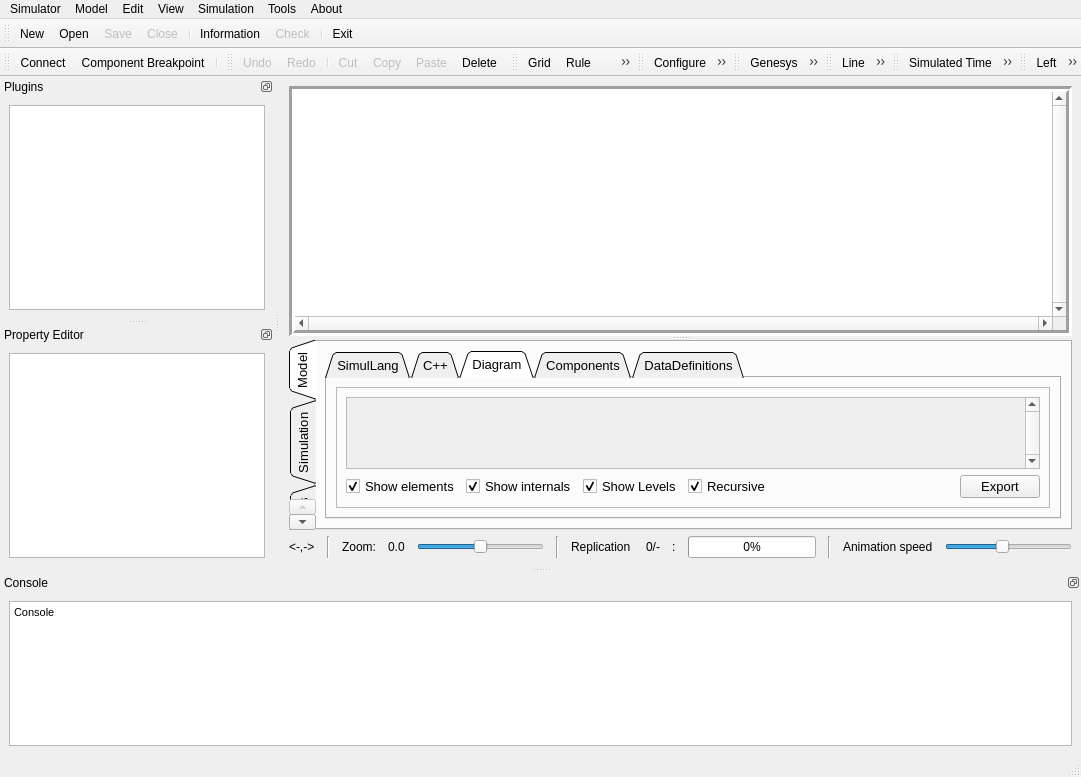
First picture: the form in source/applications/gui/qt/GenesysQtGUI/mainwindow.ui, repository rlcancian/Genesys-Simulator, before the edit.
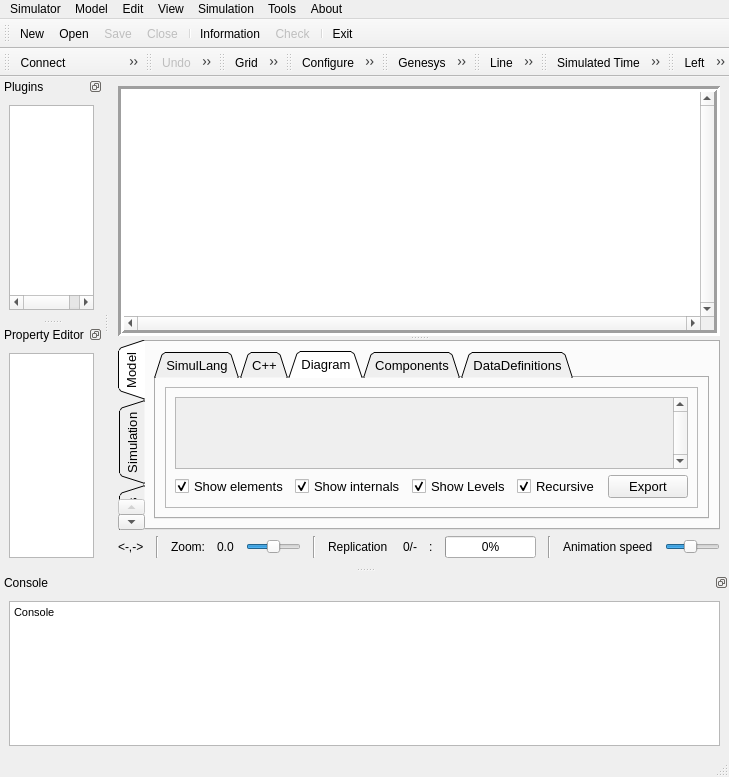
Second picture: the form after the edit. The open tabs and pages were chosen to show the change. Icons and pictures are not drawn. Custom widgets are drawn as their Qt base class.

Patch:
```diff
--- a/source/applications/gui/qt/GenesysQtGUI/mainwindow.ui
+++ b/source/applications/gui/qt/GenesysQtGUI/mainwindow.ui
@@ -6,7 +6,7 @@
    <rect>
     <x>0</x>
     <y>0</y>
-    <width>1081</width>
+    <width>729</width>
     <height>777</height>
    </rect>
   </property>
@@ -150,7 +150,7 @@
                     <rect>
                      <x>0</x>
                      <y>0</y>
-                     <width>98</width>
+                     <width>46</width>
                      <height>36</height>
                     </rect>
                    </property>
@@ -738,8 +738,8 @@
     <rect>
      <x>0</x>
      <y>0</y>
-     <width>1081</width>
-     <height>26</height>
+     <width>729</width>
+     <height>22</height>
     </rect>
    </property>
    <widget class="QMenu" name="menuModel">
@@ -981,7 +981,7 @@
 hr { height: 1px; border-width: 0; }
 li.unchecked::marker { content: &quot;\2610&quot;; }
 li.checked::marker { content: &quot;\2612&quot;; }
-&lt;/style&gt;&lt;/head&gt;&lt;body style=&quot; font-family:'Noto Sans Brahmi'; font-size:8pt; font-weight:400; font-style:normal;&quot;&gt;
+&lt;/style&gt;&lt;/head&gt;&lt;body style=&quot; font-family:'Sans Serif'; font-size:8pt; font-weight:400; font-style:normal;&quot;&gt;
 &lt;p style=&quot; margin-top:0px; margin-bottom:0px; margin-left:0px; margin-right:0px; -qt-block-indent:0; text-indent:0px;&quot;&gt;&lt;span style=&quot; font-family:'DejaVu LGC Sans';&quot;&gt;Console&lt;/span&gt;&lt;/p&gt;&lt;/body&gt;&lt;/html&gt;</string>
        </property>
        <property name="textInteractionFlags">
```
Left out of the diff: 7 changed lines with no effect on the pictures.
